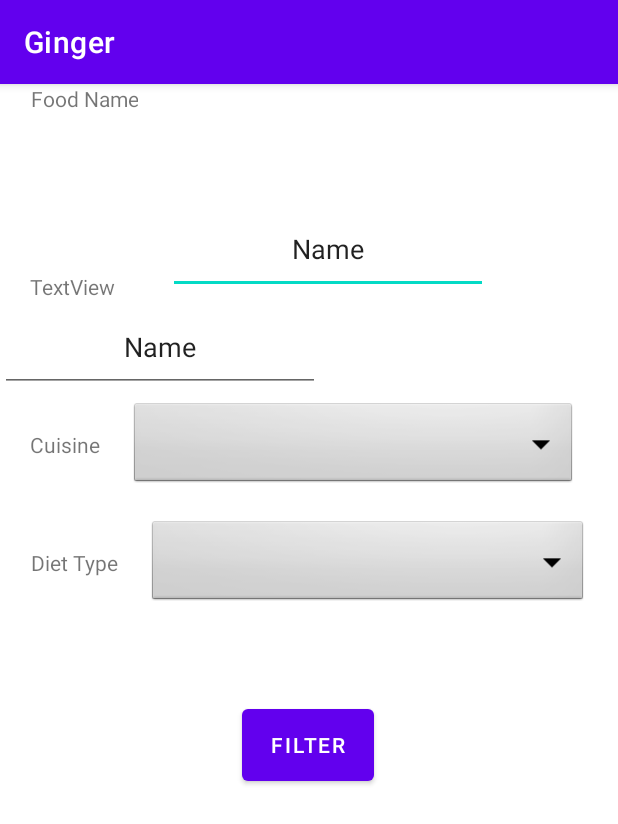
After one commit to Big-Heros-Team/Ginger, an Android app: the FilterActivity screen opened directly, with no data from a screen before it, on a phone screen of 412 x 824 dp. The commit adds this screen. Shown: the top 824 px of the screen. Run offline under Robolectric (Android 15) with nearby library versions, the phone set to English and light mode, and no system bars.

Commit message:
filter serach

```diff
--- a/app/src/main/AndroidManifest.xml
+++ b/app/src/main/AndroidManifest.xml
@@ -1,6 +1,7 @@
 <?xml version="1.0" encoding="utf-8"?>
 <manifest xmlns:android="http://schemas.android.com/apk/res/android"
     package="com.ginger">
+
     <uses-permission android:name="android.permission.INTERNET" />
 
     <application
@@ -10,6 +11,9 @@
         android:roundIcon="@mipmap/ic_launcher_round"
         android:supportsRtl="true"
         android:theme="@style/Theme.Ginger">
+        <activity
+            android:name=".FilterActivity"
+            android:exported="true" />
         <activity
             android:name=".CategoryMealsActivity"
             android:exported="true" />
--- /dev/null
+++ b/app/src/main/java/com/ginger/FilterActivity.java
@@ -0,0 +1,125 @@
+package com.ginger;
+
+import androidx.appcompat.app.AppCompatActivity;
+
+import android.os.Bundle;
+import android.util.Log;
+import android.view.View;
+import android.widget.ArrayAdapter;
+import android.widget.EditText;
+import android.widget.Spinner;
+
+import com.ginger.Retrofit.FoodApi;
+import com.ginger.filter.Results;
+
+import retrofit2.Call;
+import retrofit2.Callback;
+import retrofit2.Response;
+import retrofit2.Retrofit;
+import retrofit2.converter.gson.GsonConverterFactory;
+
+public class FilterActivity extends AppCompatActivity {
+    private final String apiKey = "11e60bd17b7648619ed45bb0dbf4e838";
+    private String query = "pasta";
+    private String number = "5";
+    private String cuisine;
+    private String diet;
+
+    @Override
+    protected void onCreate(Bundle savedInstanceState) {
+        super.onCreate(savedInstanceState);
+        setContentView(R.layout.activity_filter);
+
+        // Cuisines spinner
+        Spinner cuisinesList = findViewById(R.id.CuisinesSpinner);
+        String[] cuisines = new String[]{"",
+                "African", "American", "British", "Cajun", "Caribbean",
+                "Chinese", "Eastern European", "European", "French", "German",
+                "Greek", "Indian", "Irish", "Italian", "Japanese", "Korean",
+                "Latin American", "Mediterranean", "Mexican", "Middle Eastern",
+                "Nordic", "Southern", "Spanish", "Thai", "Vietnamese"
+        };
+        ArrayAdapter<String> cuisinesAdapter = new ArrayAdapter<>(this, android.R.layout.simple_spinner_dropdown_item, cuisines);
+        cuisinesList.setAdapter(cuisinesAdapter);
+
+
+        // Diet spinner
+        Spinner dietList = findViewById(R.id.dietSpinner);
+        String[] diets = new String[]{"",
+                "Gluten Free", "Ketogenic", "Vegetarian",
+                "Lacto-Vegetarian", "Ovo-Vegetarian", "Vegan",
+                "Pescetarian", "Paleo", "Primal", "Whole30"
+        };
+
+        ArrayAdapter<String> dietAdapter = new ArrayAdapter<>(this, android.R.layout.simple_spinner_dropdown_item, diets);
+        dietList.setAdapter(dietAdapter);
+
+        // start filtering
+        findViewById(R.id.filtering).setOnClickListener(new View.OnClickListener() {
+            @Override
+            public void onClick(View view) {
+                // get cuisines
+                Spinner cuisinesSpinner = (Spinner) findViewById(R.id.CuisinesSpinner);
+                cuisine = cuisinesSpinner.getSelectedItem().toString();
+
+                // get diet
+                Spinner dietSpinner = (Spinner) findViewById(R.id.dietSpinner);
+                diet = dietSpinner.getSelectedItem().toString();
+
+                Log.i("spinner", "onClick: " + cuisine + "  -  " + diet);
+
+
+                // get query
+                query = ((EditText) findViewById(R.id.queryName)).getText().toString();
+                Log.i("TAG", "onClick: " + query);
+
+                getFilteredMealsFromApi();
+            }
+        });
+
+    }
+
+    @Override
+    protected void onResume() {
+        super.onResume();
+
+//        getFilteredMealsFromApi();
+
+    }
+
+    public void getFilteredMealsFromApi() {
+        // Get Meals
+        Retrofit retrofit = new Retrofit.Builder()
+                .baseUrl("https://api.spoonacular.com/recipes/")
+                .addConverterFactory(GsonConverterFactory.create())
+                .build();
+
+        FoodApi foodApi = retrofit.create(FoodApi.class);
+
+        Call<Results> mealsListCall = foodApi.getResults(apiKey, query, diet, cuisine);
+
+        mealsListCall.enqueue(new Callback<Results>() {
+            @Override
+            public void onResponse(Call<Results> call, Response<Results> response) {
+                if (!response.isSuccessful()) {
+                    Log.i("FilterAPI", "unSuccessful: " + response.code());
+                    return;
+                }
+                Results mealsList = response.body();
+                if (mealsList.getResults().size() == 0) {
+                    Log.i("FilterAPI", "nothing found: ");
+
+                } else {
+                    Log.i("FilterAPI", "onSuccessful: " + mealsList.getResults().get(0).getTitle());
+                }
+            }
+
+            @Override
+            public void onFailure(Call<Results> call, Throwable t) {
+                Log.i("FilterAPI", "onFailure: " + t.getMessage());
+            }
+        });
+    }
+
+
+}
--- a/app/src/main/java/com/ginger/MainActivity.java
+++ b/app/src/main/java/com/ginger/MainActivity.java
@@ -14,7 +14,6 @@ import com.amplifyframework.auth.cognito.AWSCognitoAuthPlugin;
 import com.amplifyframework.core.Amplify;
 import com.amplifyframework.datastore.AWSDataStorePlugin;
 import com.ginger.Entities.CategoryList;
-import com.ginger.Entities.MealDetails;
 import com.ginger.Entities.MealDetailsList;
 import com.ginger.Entities.MealsList;
 import com.ginger.Retrofit.FoodApi;
@@ -118,10 +117,17 @@ public class MainActivity extends AppCompatActivity {
         });
 
 
-        //>>>>>>>>>>>>>>>>>> Add by Aseel to test the CategoryMealsActivity <<<<<<<<<<<<<<<
-        findViewById(R.id.aseelActivity).setOnClickListener(view -> {
+        //>>>>>>>>>>>>>>>>>> Add by Aseel <<<<<<<<<<<<<<<
+        // CategoryMealsActivity
+        findViewById(R.id.categoryMealsActivity).setOnClickListener(view -> {
             Intent intent = new Intent(MainActivity.this, CategoryMealsActivity.class);
             intent.putExtra("category", "Chicken");
+            startActivity(intent);
+        });
+
+        // Go to filter activity
+        findViewById(R.id.filterActivity).setOnClickListener(view -> {
+            Intent intent = new Intent(MainActivity.this, FilterActivity.class);
             startActivity(intent);
         });
         //>>>>>>>>>>>>>>>>>>
--- a/app/src/main/java/com/ginger/Retrofit/FoodApi.java
+++ b/app/src/main/java/com/ginger/Retrofit/FoodApi.java
@@ -5,6 +5,7 @@ import com.ginger.Entities.Meal;
 import com.ginger.Entities.MealDetails;
 import com.ginger.Entities.MealDetailsList;
 import com.ginger.Entities.MealsList;
+import com.ginger.filter.Results;
 
 import retrofit2.Call;
 import retrofit2.http.GET;
@@ -20,9 +21,13 @@ public interface FoodApi {
 
     @GET("lookup.php")
     Call<MealDetailsList> getMealById(@Query("i") String mealId);
+
+    @GET("complexSearch")
+    Call<Results> getResults(@Query("apiKey") String apiKey, @Query("query") String query,@Query("diet") String diet, @Query("cuisine") String cuisine);
+
+
 //    @GET("complexSearch")
-//    Call<Result> getResult(@Query("apiKey") String apiKey, @Query("query") String query, @Query("number") String number);
-//
+//    Call<Results> getResults(@Query("apiKey") String apiKey, @Query("query") String query, @Query("number") String number);
 //
 //
 //    @GET("complexSearch")
--- /dev/null
+++ b/app/src/main/java/com/ginger/filter/MealItem.java
@@ -0,0 +1,23 @@
+package com.ginger.filter;
+
+import com.google.gson.annotations.SerializedName;
+
+public class MealItem {
+
+    @SerializedName("id")
+    private Long mealItemId;
+    private String title;
+    private String image;
+
+    public Long getMealItemId() {
+        return mealItemId;
+    }
+
+    public String getTitle() {
+        return title;
+    }
+
+    public String getImage() {
+        return image;
+    }
+}
--- /dev/null
+++ b/app/src/main/java/com/ginger/filter/Results.java
@@ -0,0 +1,13 @@
+package com.ginger.filter;
+
+import java.util.List;
+
+public class Results {
+
+
+    private List<MealItem> results;
+
+    public List<MealItem> getResults() {
+        return results;
+    }
+}
--- /dev/null
+++ b/app/src/main/res/layout/activity_filter.xml
@@ -0,0 +1,122 @@
+<?xml version="1.0" encoding="utf-8"?>
+<androidx.constraintlayout.widget.ConstraintLayout xmlns:android="http://schemas.android.com/apk/res/android"
+    xmlns:app="http://schemas.android.com/apk/res-auto"
+    xmlns:tools="http://schemas.android.com/tools"
+    android:layout_width="match_parent"
+    android:layout_height="match_parent"
+    tools:context=".FilterActivity">
+
+
+    <Spinner
+        android:id="@+id/CuisinesSpinner"
+        android:layout_width="0dp"
+        android:layout_height="60dp"
+        android:layout_marginStart="20dp"
+        android:layout_marginTop="65dp"
+        android:layout_marginEnd="7dp"
+        android:layout_marginBottom="79dp"
+        android:background="@android:drawable/btn_dropdown"
+        android:spinnerMode="dropdown"
+        app:layout_constraintBottom_toBottomOf="@+id/dietSpinner"
+        app:layout_constraintEnd_toEndOf="@+id/dietSpinner"
+        app:layout_constraintStart_toEndOf="@+id/textView3"
+        app:layout_constraintTop_toTopOf="@+id/editTextTextPersonName2" />
+
+    <Spinner
+        android:id="@+id/dietSpinner"
+        android:layout_width="0dp"
+        android:layout_height="60dp"
+        android:layout_marginStart="20dp"
+        android:layout_marginTop="289dp"
+        android:layout_marginEnd="20dp"
+        android:background="@android:drawable/btn_dropdown"
+        android:spinnerMode="dropdown"
+        app:layout_constraintEnd_toEndOf="parent"
+        app:layout_constraintStart_toEndOf="@+id/textView6"
+        app:layout_constraintTop_toTopOf="parent" />
+
+    <Button
+        android:id="@+id/filtering"
+        android:layout_width="wrap_content"
+        android:layout_height="60dp"
+        android:layout_marginTop="20dp"
+        android:layout_marginBottom="256dp"
+        android:text="Filter"
+        app:layout_constraintBottom_toBottomOf="parent"
+        app:layout_constraintEnd_toEndOf="parent"
+        app:layout_constraintHorizontal_bias="0.498"
+        app:layout_constraintStart_toStartOf="parent"
+        app:layout_constraintTop_toBottomOf="@+id/dietSpinner" />
+
+    <TextView
+        android:id="@+id/textView"
+        android:layout_width="wrap_content"
+        android:layout_height="0dp"
+        android:layout_marginStart="20dp"
+        android:text="Food Name"
+        android:gravity="center"
+        app:layout_constraintBottom_toBottomOf="@+id/editTextTextPersonName"
+        app:layout_constraintStart_toStartOf="parent"
+        app:layout_constraintTop_toTopOf="@+id/editTextTextPersonName" />
+
+    <TextView
+        android:id="@+id/textView2"
+        android:layout_width="wrap_content"
+        android:layout_height="60dp"
+        android:layout_marginTop="65dp"
+        android:layout_marginBottom="65dp"
+        android:text="TextView"
+        android:gravity="center"
+        app:layout_constraintBottom_toBottomOf="@+id/textView3"
+        app:layout_constraintStart_toStartOf="@+id/textView"
+        app:layout_constraintTop_toTopOf="@+id/textView" />
+
+    <TextView
+        android:id="@+id/textView3"
+        android:layout_width="wrap_content"
+        android:layout_height="0dp"
+        android:text="Cuisine"
+        android:gravity="center"
+        app:layout_constraintBottom_toBottomOf="@+id/CuisinesSpinner"
+        app:layout_constraintStart_toStartOf="@+id/textView2"
+        app:layout_constraintTop_toTopOf="@+id/CuisinesSpinner" />
+
+    <TextView
+        android:id="@+id/textView6"
+        android:layout_width="wrap_content"
+        android:layout_height="0dp"
+        android:layout_marginStart="20dp"
+        android:text="Diet Type"
+        android:gravity="center"
+        app:layout_constraintBottom_toBottomOf="@+id/dietSpinner"
+        app:layout_constraintStart_toStartOf="parent"
+        app:layout_constraintTop_toTopOf="@+id/dietSpinner" />
+
+    <EditText
+        android:id="@+id/queryName"
+        android:layout_width="wrap_content"
+        android:layout_height="60dp"
+        android:layout_marginStart="20dp"
+        android:layout_marginBottom="5dp"
+        android:ems="10"
+        android:inputType="textPersonName"
+        android:text="Name"
+        android:gravity="center"
+        app:layout_constraintBottom_toTopOf="@+id/editTextTextPersonName2"
+        app:layout_constraintStart_toEndOf="@+id/textView" />
+
+    <EditText
+        android:id="@+id/editTextTextPersonName2"
+        android:layout_width="wrap_content"
+        android:layout_height="0dp"
+        android:layout_marginTop="145dp"
+        android:layout_marginBottom="144dp"
+        android:ems="10"
+        android:inputType="textPersonName"
+        android:text="Name"
+        android:gravity="center"
+        app:layout_constraintBottom_toBottomOf="@+id/dietSpinner"
+        app:layout_constraintStart_toStartOf="@+id/editTextTextPersonName"
+        app:layout_constraintTop_toTopOf="parent" />
+
+</androidx.constraintlayout.widget.ConstraintLayout>
--- a/app/src/main/res/layout/activity_main.xml
+++ b/app/src/main/res/layout/activity_main.xml
@@ -17,11 +17,18 @@
         app:layout_constraintTop_toTopOf="parent" />
 
     <Button
-        android:id="@+id/aseelActivity"
+        android:id="@+id/categoryMealsActivity"
         android:layout_width="wrap_content"
         android:layout_height="wrap_content"
-        android:text="aseel Activity"
+        android:text="category meals list"
         app:layout_constraintEnd_toEndOf="parent"
         app:layout_constraintTop_toTopOf="parent" />
 
+    <Button
+        android:id="@+id/filterActivity"
+        android:layout_width="wrap_content"
+        android:layout_height="wrap_content"
+        android:text="filter recipes"
+        app:layout_constraintStart_toStartOf="parent"
+        app:layout_constraintTop_toTopOf="parent" />
 </androidx.constraintlayout.widget.ConstraintLayout>
```
